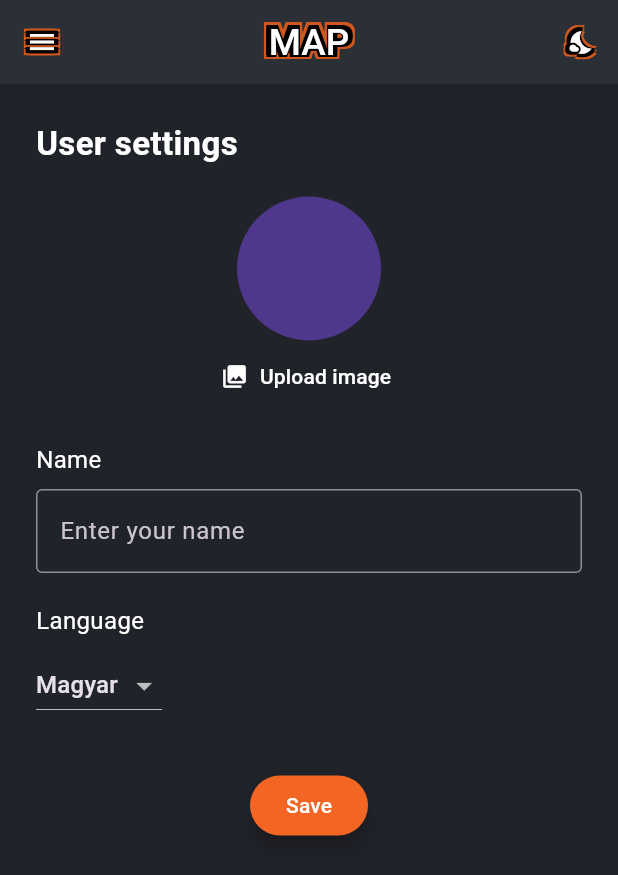
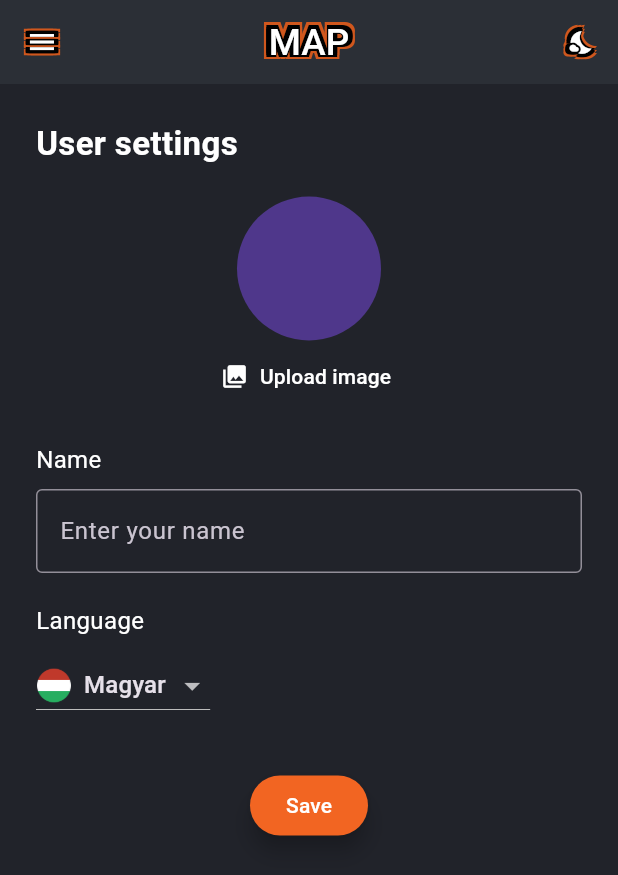
Before and after one commit to GedoLorand/Fish_app, a Flutter app: the Settings screen opened directly, on a phone screen of 412 x 824 dp. Shown: the top 875 px of the screen. Run offline on Flutter 3.47's test engine with Material 3 defaults, Android fonts, the phone set to English and light mode, and no system bars; our stand-ins replace cached_network_image, cloud_firestore, cloud_functions, firebase_auth, firebase_core, firebase_storage and 10 more; missing offline and left inert: flutter_map_marker_cluster; accounts and stored records are empty; Roboto replaces fonts that are missing (Boldonse); project files that could hold a hidden picture were left out.

Commit message:
settings icon nyelv

```diff
--- a/lib/homepage/SettingsScreen/settings.dart
+++ b/lib/homepage/SettingsScreen/settings.dart
@@ -119,9 +119,48 @@ class _SettingsState extends State<Settings> {
             DropdownButton<String>(
               value: _language,
               items: [
-                DropdownMenuItem(value: 'hu', child: Text('lang_hu'.tr)),
-                DropdownMenuItem(value: 'ro', child: Text('lang_ro'.tr)),
-                DropdownMenuItem(value: 'en', child: Text('lang_en'.tr)),
+                DropdownMenuItem(
+                  value: 'hu',
+                  child: Row(
+                    children: [
+                      Image.asset(
+                        'assets/icon/hu_icon.png',
+                        width: 24,
+                        height: 24,
+                      ),
+                      const SizedBox(width: 8),
+                      Text('lang_hu'.tr),
+                    ],
+                  ),
+                ),
+                DropdownMenuItem(
+                  value: 'ro',
+                  child: Row(
+                    children: [
+                      Image.asset(
+                        'assets/icon/ro_icon.png',
+                        width: 24,
+                        height: 24,
+                      ),
+                      const SizedBox(width: 8),
+                      Text('lang_ro'.tr),
+                    ],
+                  ),
+                ),
+                DropdownMenuItem(
+                  value: 'en',
+                  child: Row(
+                    children: [
+                      Image.asset(
+                        'assets/icon/en_icon.png',
+                        width: 24,
+                        height: 24,
+                      ),
+                      const SizedBox(width: 8),
+                      Text('lang_en'.tr),
+                    ],
+                  ),
+                ),
               ],
               onChanged: (v) {
                 if (v == null) return;
--- a/lib/i18n/translations.dart
+++ b/lib/i18n/translations.dart
@@ -4,6 +4,27 @@ class AppTranslations extends Translations {
   @override
   Map<String, Map<String, String>> get keys => {
     'en': {
+      // Login / Signup
+      'error': 'Error',
+      'no_user': 'No such user',
+      'wrong_password': 'Wrong password',
+      'login_error': 'Login error',
+      'unexpected_error': 'Unexpected error occurred',
+      'email': 'Email',
+      'password': 'Password',
+      'login': 'Sign in',
+      'continue_google': 'Continue with Google',
+      'register': 'Register',
+      'forgot_password': 'Forgot your password?',
+      'fill_all_fields': 'Please fill all fields',
+      'registration_error': 'Registration error',
+      'email_in_use': 'Email already in use',
+      'select_birthdate': 'Select birth date',
+      'male': 'Male',
+      'female': 'Female',
+      'other': 'Other',
+      'back_to_login': 'Back to login',
+      'google_signup_failed': 'Google sign up failed',
       'user_settings': 'User settings',
       'gallery': 'Gallery',
       'filters': 'Filters',
@@ -28,6 +49,27 @@ class AppTranslations extends Translations {
       'lang_en': 'English',
     },
     'hu': {
+      // Login / Signup
+      'error': 'Hiba',
+      'no_user': 'Nincs ilyen felhasználó',
+      'wrong_password': 'Hibás jelszó',
+      'login_error': 'Bejelentkezési hiba',
+      'unexpected_error': 'Váratlan hiba történt',
+      'email': 'Email',
+      'password': 'Jelszó',
+      'login': 'Bejelentkezés',
+      'continue_google': 'Folytatás Google-lal',
+      'register': 'Regisztráció',
+      'forgot_password': 'Elfelejtetted a jelszavad?',
+      'fill_all_fields': 'Kérlek tölts ki minden mezőt',
+      'registration_error': 'Regisztrációs hiba',
+      'email_in_use': 'Az email cím már használatban van',
+      'select_birthdate': 'Születési dátum kiválasztása',
+      'male': 'Férfi',
+      'female': 'Nő',
+      'other': 'Egyéb',
+      'back_to_login': 'Vissza a bejelentkezéshez',
+      'google_signup_failed': 'Google regisztráció sikertelen',
       'user_settings': 'Felhasználói beállítások',
       'gallery': 'Galéria',
       'filters': 'Szűrők',
@@ -52,6 +94,27 @@ class AppTranslations extends Translations {
       'lang_en': 'Angol',
     },
     'ro': {
+      // Login / Signup
+      'error': 'Eroare',
+      'no_user': 'Nu există acest utilizator',
+      'wrong_password': 'Parolă incorectă',
+      'login_error': 'Eroare la autentificare',
+      'unexpected_error': 'S-a produs o eroare neașteptată',
+      'email': 'Email',
+      'password': 'Parolă',
+      'login': 'Autentificare',
+      'continue_google': 'Continuă cu Google',
+      'register': 'Înregistrare',
+      'forgot_password': 'Ai uitat parola?',
+      'fill_all_fields': 'Completați toate câmpurile',
+      'registration_error': 'Eroare la înregistrare',
+      'email_in_use': 'Adresa de email este deja folosită',
+      'select_birthdate': 'Selectați data nașterii',
+      'male': 'Bărbat',
+      'female': 'Femeie',
+      'other': 'Altul',
+      'back_to_login': 'Înapoi la autentificare',
+      'google_signup_failed': 'Înregistrare Google eșuată',
       'user_settings': 'Setări utilizator',
       'gallery': 'Galerie',
       'filters': 'Filtre',
```
Also changed, not shown: assets/icon/en_icon.png (added), assets/icon/hu_icon.png (added), assets/icon/ro_icon.png (added).
